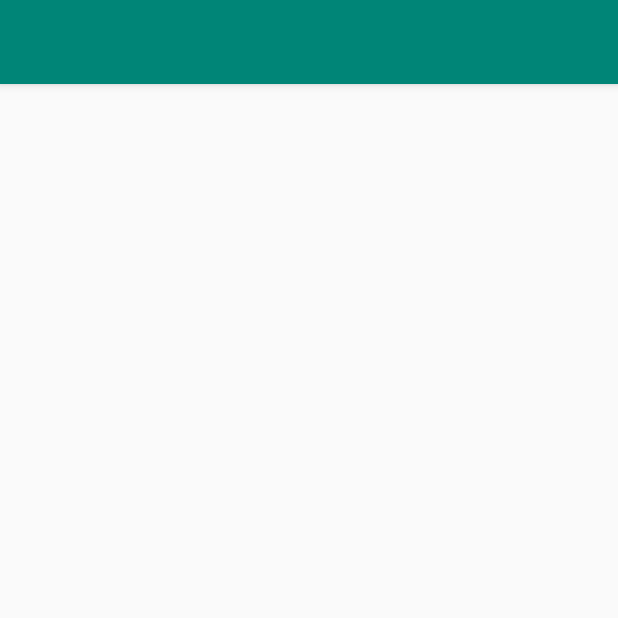
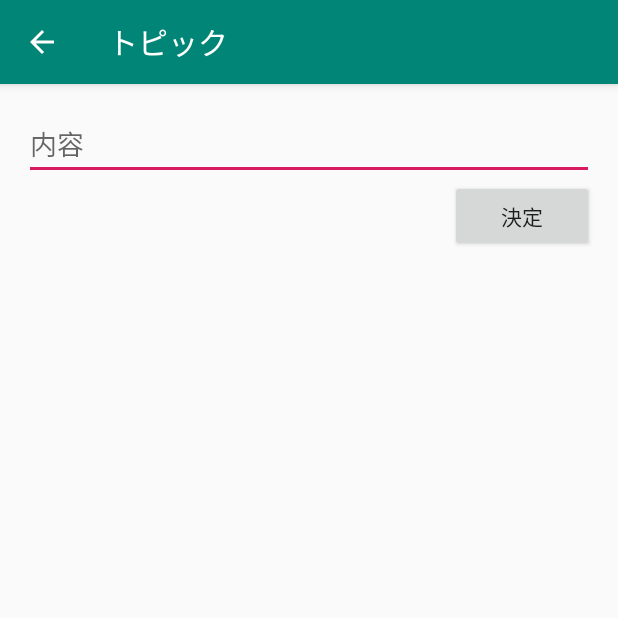
Before and after one commit to yuyaprograming/TopicApp, an Android app: the TopicActivity screen opened directly, with no data from a screen before it, on a phone screen of 412 x 824 dp, the top half of it. Run offline under Robolectric (Android 15) with nearby library versions, the phone set to English and light mode, and no system bars; libraries missing offline, so code that uses them is left out: io.realm, jp.techacademy.date; 6 statements that could not run were skipped.

Commit message:
topicactivityでつまづいた

```diff
--- a/app/src/main/java/jp/techacademy/date/yuuya/topicapp/InputActivity.kt
+++ b/app/src/main/java/jp/techacademy/date/yuuya/topicapp/InputActivity.kt
@@ -20,7 +20,7 @@ class InputActivity : AppCompatActivity() {
         setContentView(R.layout.activity_input)
 
         topic_make.setOnClickListener {
-            val intent = Intent(this, MainActivity::class.java)
+            val intent = Intent(this, TopicActivity::class.java)
             startActivity(intent)
         }
 
--- a/app/src/main/java/jp/techacademy/date/yuuya/topicapp/Topic.kt
+++ b/app/src/main/java/jp/techacademy/date/yuuya/topicapp/Topic.kt
@@ -5,6 +5,7 @@ import io.realm.RealmObject
 import io.realm.annotations.PrimaryKey
 
 class Topic : RealmObject(), Serializable {
+    var title: String = ""      // タイトル
     var contents: String = ""   // 内容
 
     // id をプライマリーキーとして設定
--- a/app/src/main/java/jp/techacademy/date/yuuya/topicapp/TopicActivity.kt
+++ b/app/src/main/java/jp/techacademy/date/yuuya/topicapp/TopicActivity.kt
@@ -2,11 +2,67 @@ package jp.techacademy.date.yuuya.topicapp
 
 import android.support.v7.app.AppCompatActivity
 import android.os.Bundle
+import android.support.v7.widget.Toolbar
+import android.view.View
+import io.realm.Realm
+import kotlinx.android.synthetic.main.topic_input.*
 
 class TopicActivity : AppCompatActivity() {
 
     override fun onCreate(savedInstanceState: Bundle?) {
         super.onCreate(savedInstanceState)
         setContentView(R.layout.activity_topic)
+
+        // ActionBarを設定する
+        val toolbar = findViewById<View>(R.id.toolbar) as Toolbar
+        setSupportActionBar(toolbar)
+        if (supportActionBar != null) {
+            supportActionBar!!.setDisplayHomeAsUpEnabled(true)
+        }
+
+        done_button.setOnClickListener(mOnDoneClickListener)
+
+        // EXTRA_TASK から Task の id を取得して、 id から Task のインスタンスを取得する
+        val intent = intent
+        val taskId = intent.getIntExtra(EXTRA_TASK, -1)
+        val realm = Realm.getDefaultInstance()
+        mTask = realm.where(Task::class.java).equalTo("id", taskId).findFirst()
+        realm.close()
+
+        if (mTask != null) {
+            // 更新の場合
+            content_edit_text.setText(mTask!!.contents)
+
+        }
+    }
+
+    private fun addTask() {
+        val realm = Realm.getDefaultInstance()
+
+        realm.beginTransaction()
+
+        if (mTask == null) {
+            // 新規作成の場合
+            mTask = Task()
+
+            val taskRealmResults = realm.where(Task::class.java).findAll()
+
+            val identifier: Int =
+                if (taskRealmResults.max("id") != null) {
+                    taskRealmResults.max("id")!!.toInt() + 1
+                } else {
+                    0
+                }
+            mTask!!.id = identifier
+        }
+
+        val content = content_edit_text.text.toString()
+
+        mTask!!.contents = content
+
+        realm.copyToRealmOrUpdate(mTask!!)
+        realm.commitTransaction()
+
+        realm.close()
     }
 }
--- a/app/src/main/res/layout/topic_input.xml
+++ b/app/src/main/res/layout/topic_input.xml
@@ -1,6 +1,30 @@
 <?xml version="1.0" encoding="utf-8"?>
-<RelativeLayout xmlns:android="http://schemas.android.com/apk/res/android"
+<RelativeLayout
+    xmlns:android="http://schemas.android.com/apk/res/android"
+    xmlns:app="http://schemas.android.com/apk/res-auto"
+    xmlns:tools="http://schemas.android.com/tools"
     android:layout_width="match_parent"
-    android:layout_height="match_parent">
+    android:layout_height="match_parent"
+    android:paddingBottom="16dp"
+    android:paddingLeft="16dp"
+    android:paddingRight="16dp"
+    android:paddingTop="16dp"
+    app:layout_behavior="@string/appbar_scrolling_view_behavior"
+    tools:context=".TopicActivity"
+    tools:showIn="@layout/activity_topic">
+
+    <EditText
+        android:id="@+id/content_edit_text"
+        android:layout_width="match_parent"
+        android:layout_height="wrap_content"
+        android:hint="内容" />
+
+    <Button
+        android:id="@+id/done_button"
+        android:layout_width="96dp"
+        android:layout_height="wrap_content"
+        android:layout_below="@id/content_edit_text"
+        android:layout_alignParentRight="true"
+        android:text="決定" />
 
 </RelativeLayout>
```
